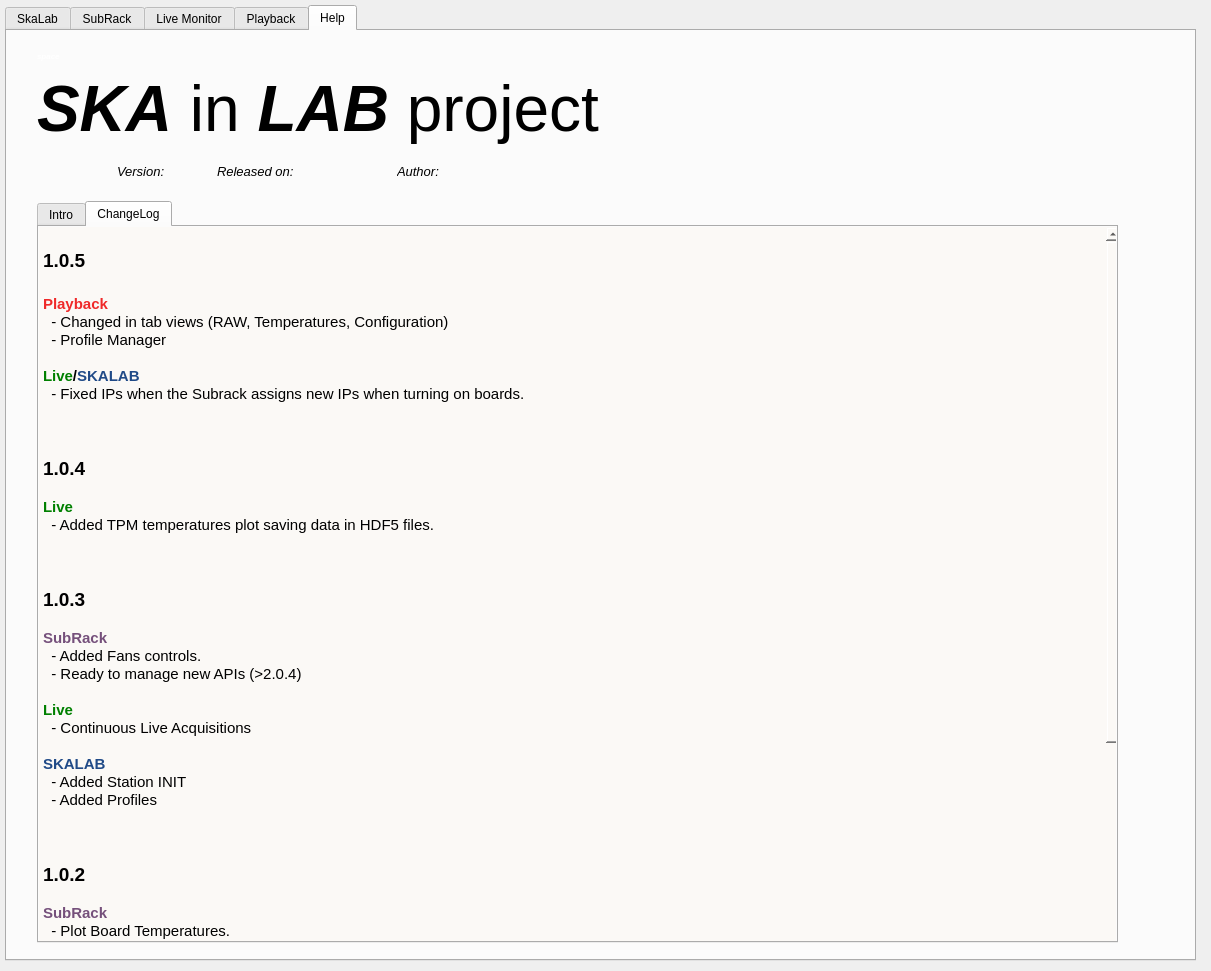
amattana/skalab, file skalab_main.ui: the form before one commit.
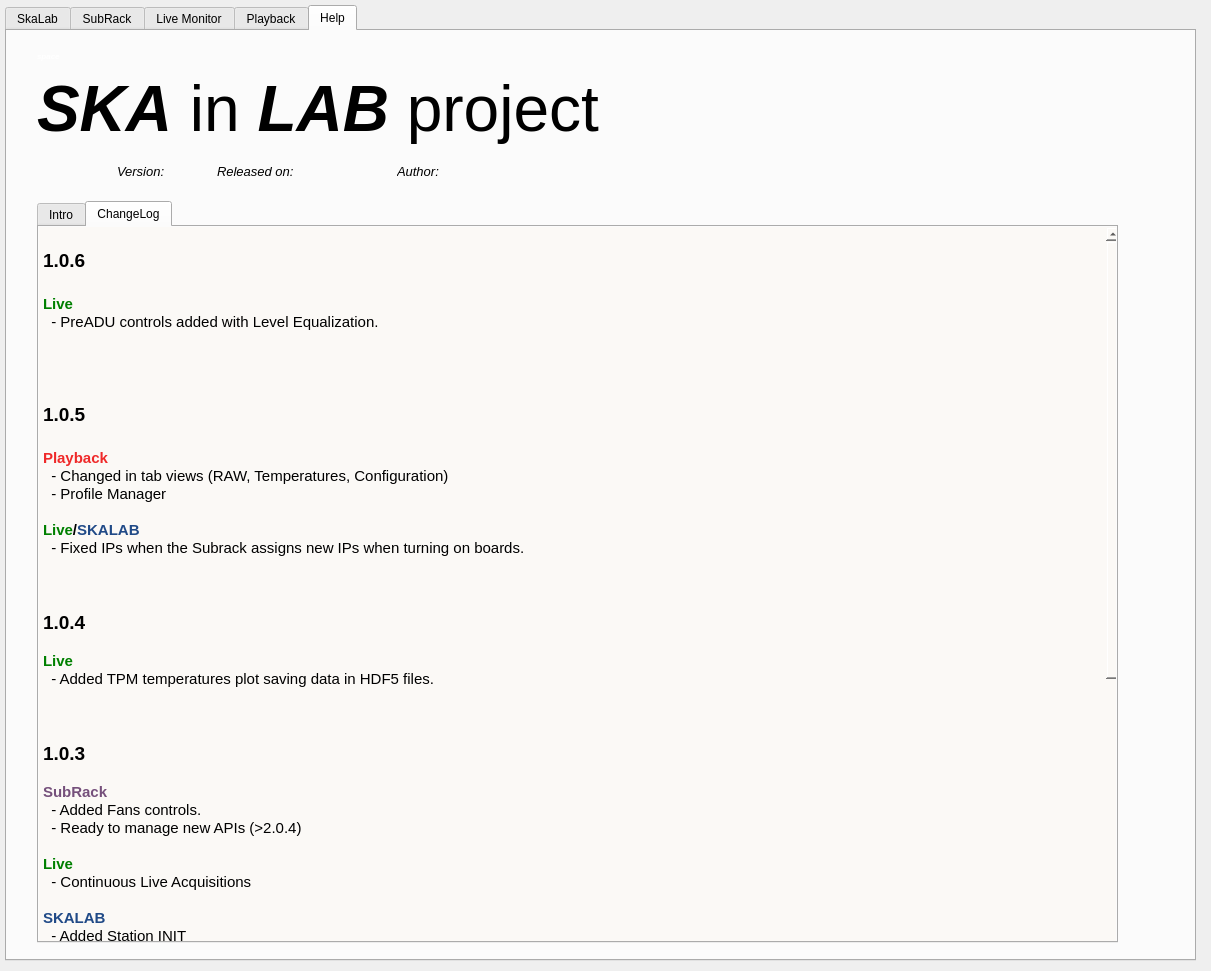
The form after the commit. The open tabs and pages were chosen to show the change.

Commit message: Fixed signal emit for rms and temperatures threads

The edit to the form file:
```diff
--- a/skalab_main.ui
+++ b/skalab_main.ui
@@ -836,6 +836,14 @@
 p, li { white-space: pre-wrap; }
 &lt;/style&gt;&lt;/head&gt;&lt;body style=&quot; font-family:'Ubuntu'; font-size:11pt; font-weight:400; font-style:normal;&quot;&gt;
 &lt;p style=&quot;-qt-paragraph-type:empty; margin-top:0px; margin-bottom:0px; margin-left:0px; margin-right:0px; -qt-block-indent:0; text-indent:0px;&quot;&gt;&lt;br /&gt;&lt;/p&gt;
+&lt;p style=&quot; margin-top:0px; margin-bottom:0px; margin-left:0px; margin-right:0px; -qt-block-indent:0; text-indent:0px;&quot;&gt;&lt;span style=&quot; font-size:14pt; font-weight:600;&quot;&gt;1.0.6&lt;/span&gt;&lt;/p&gt;
+&lt;p style=&quot;-qt-paragraph-type:empty; margin-top:0px; margin-bottom:0px; margin-left:0px; margin-right:0px; -qt-block-indent:0; text-indent:0px; font-size:14pt; font-weight:600;&quot;&gt;&lt;br /&gt;&lt;/p&gt;
+&lt;p style=&quot; margin-top:0px; margin-bottom:0px; margin-left:0px; margin-right:0px; -qt-block-indent:0; text-indent:0px;&quot;&gt;&lt;span style=&quot; font-weight:600; color:#008000;&quot;&gt;Live&lt;/span&gt;&lt;/p&gt;
+&lt;p style=&quot; margin-top:0px; margin-bottom:0px; margin-left:0px; margin-right:0px; -qt-block-indent:0; text-indent:0px;&quot;&gt;  - PreADU controls added with Level Equalization. &lt;/p&gt;
+&lt;p style=&quot;-qt-paragraph-type:empty; margin-top:0px; margin-bottom:0px; margin-left:0px; margin-right:0px; -qt-block-indent:0; text-indent:0px;&quot;&gt;&lt;br /&gt;&lt;/p&gt;
+&lt;p style=&quot;-qt-paragraph-type:empty; margin-top:0px; margin-bottom:0px; margin-left:0px; margin-right:0px; -qt-block-indent:0; text-indent:0px;&quot;&gt;&lt;br /&gt;&lt;/p&gt;
+&lt;p style=&quot;-qt-paragraph-type:empty; margin-top:0px; margin-bottom:0px; margin-left:0px; margin-right:0px; -qt-block-indent:0; text-indent:0px;&quot;&gt;&lt;br /&gt;&lt;/p&gt;
+&lt;p style=&quot;-qt-paragraph-type:empty; margin-top:0px; margin-bottom:0px; margin-left:0px; margin-right:0px; -qt-block-indent:0; text-indent:0px;&quot;&gt;&lt;br /&gt;&lt;/p&gt;
 &lt;p style=&quot; margin-top:0px; margin-bottom:0px; margin-left:0px; margin-right:0px; -qt-block-indent:0; text-indent:0px;&quot;&gt;&lt;span style=&quot; font-size:14pt; font-weight:600;&quot;&gt;1.0.5&lt;/span&gt;&lt;/p&gt;
 &lt;p style=&quot;-qt-paragraph-type:empty; margin-top:0px; margin-bottom:0px; margin-left:0px; margin-right:0px; -qt-block-indent:0; text-indent:0px; font-size:14pt; font-weight:600;&quot;&gt;&lt;br /&gt;&lt;/p&gt;
 &lt;p style=&quot; margin-top:0px; margin-bottom:0px; margin-left:0px; margin-right:0px; -qt-block-indent:0; text-indent:0px;&quot;&gt;&lt;span style=&quot; font-weight:600; color:#ef2929;&quot;&gt;Playback&lt;/span&gt;&lt;/p&gt;
```
The commit also changes 2 other files.
